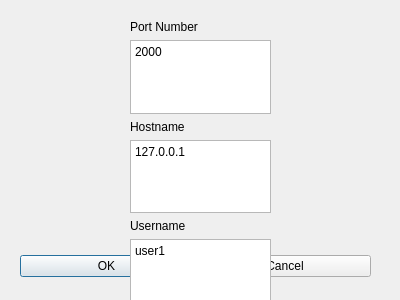
Before: the Qt Designer form ChatProgramSolution/ChatProgramProject/ConnectDialog.ui in BobbyDMullinsIII/OS-MainlineProject2, drawn with Qt 5.
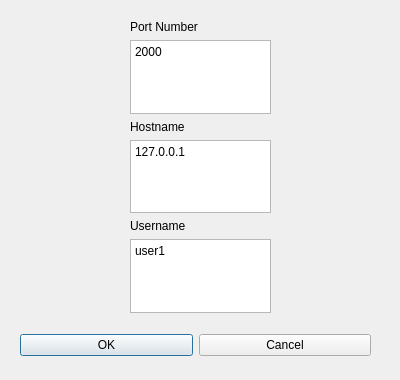
After: the same form once the commit is applied.

```diff
--- a/ChatProgramSolution/ChatProgramProject/ConnectDialog.ui
+++ b/ChatProgramSolution/ChatProgramProject/ConnectDialog.ui
@@ -7,7 +7,7 @@
     <x>0</x>
     <y>0</y>
     <width>400</width>
-    <height>300</height>
+    <height>380</height>
    </rect>
   </property>
   <property name="windowTitle">
@@ -17,9 +17,9 @@
    <property name="geometry">
     <rect>
      <x>20</x>
-     <y>250</y>
+     <y>330</y>
      <width>351</width>
-     <height>33</height>
+     <height>31</height>
     </rect>
    </property>
    <layout class="QHBoxLayout">
@@ -55,6 +55,9 @@
     </rect>
    </property>
    <layout class="QVBoxLayout" name="verticalLayout">
+    <property name="sizeConstraint">
+     <enum>QLayout::SetMaximumSize</enum>
+    </property>
     <item>
      <widget class="QLabel" name="portLabel">
       <property name="text">
```
Left out of the diff: 2 changed lines with no effect on the pictures.
